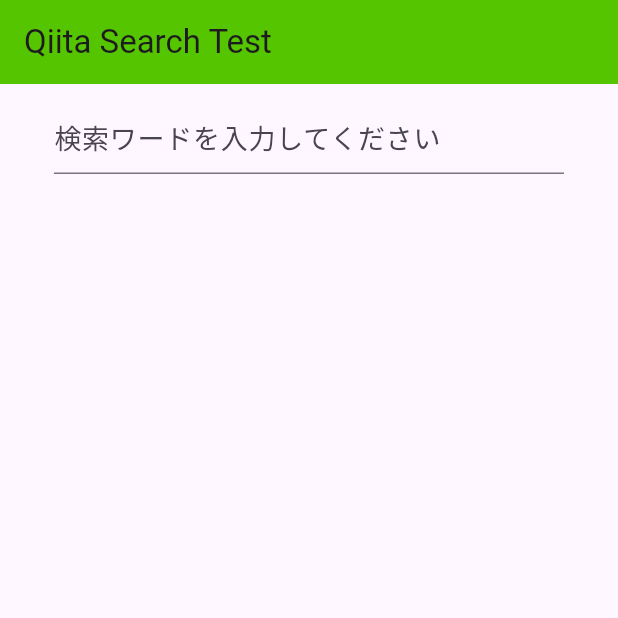
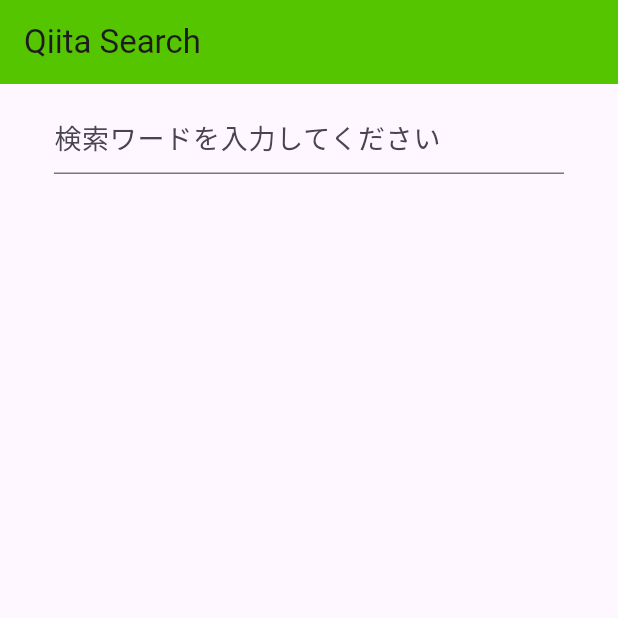
Before and after one commit to mt-magic/flutter_qiita_search, a Flutter app: the screen it shows after launch, on a phone screen of 412 x 824 dp, the top half of it. Run offline on Flutter 3.47's test engine with Material 3 defaults, Android fonts, the phone set to English and light mode, and no system bars; our stand-ins replace flutter_dotenv, webview_flutter.

Commit message:
Update Comments

```diff
--- a/lib/main.dart
+++ b/lib/main.dart
@@ -7,29 +7,32 @@ import 'package:flutter_dotenv/flutter_dotenv.dart';
 
 ///　メイン処理
 // void main() {
-Future<void> main() async { // 非同期処理となる為、main関数をFutureに変更
+Future<void> main() async {
+  // 非同期処理となる為、main関数をFutureに変更
   await dotenv.load(fileName: '.env'); // .envファイルを読み込み
   runApp(const MainApp());
 }
 
-// メイン処理のステートレスエンドポイント。
+// メインアプリ処理のステートレスエンドポイント。
 class MainApp extends StatelessWidget {
   // コンストラクタ。キーを振るだけ
   const MainApp({super.key});
 
+  // Widget
   @override
   Widget build(BuildContext context) {
     return MaterialApp(
-      title: 'Qiita Search Test', // titleを追加
-      theme: ThemeData( // themeを追加
+      title: 'Qiita Search App', // titleを追加
+      theme: ThemeData(
+        // themeを追加
         primarySwatch: Colors.green,
         fontFamily: 'Hirogino Sans',
         appBarTheme: const AppBarTheme(
           backgroundColor: Color(0xFF55C500),
         ),
         textTheme: Theme.of(context).textTheme.apply(
-          bodyColor: Colors.white,
-        ),
+              bodyColor: Colors.white,
+            ),
       ),
       home: const SearchScreen(),
     );
--- a/lib/screens/search_screen.dart
+++ b/lib/screens/search_screen.dart
@@ -11,17 +11,17 @@ import 'package:flutter_qiita_search/models/article.dart';
 // 記事コンテナのインポート
 import 'package:flutter_qiita_search/widgets/article_container.dart';
 
-/// 検索画面のステートフルエンドポイント。
+/// 検索画面ステートフルのエンドポイント。
 class SearchScreen extends StatefulWidget {
   // コンストラクタ。キーを振るだけ
   const SearchScreen({super.key});
 
-  // 実際はステートレスの検索画面を呼ぶだけ
+  // ステートクラスを生成
   @override
   State<SearchScreen> createState() => _SearchScreenState();
 }
 
-/// 検索画面のステートレスエンドポイント。
+/// 検索画面のステートクラス。
 class _SearchScreenState extends State<SearchScreen> {
   // 検索結果を格納する変数
   List<Article> articles = [];
@@ -31,27 +31,30 @@ class _SearchScreenState extends State<SearchScreen> {
     return Scaffold(
       // 画面にAppBarを作成
       appBar: AppBar(
-        title: const Text('Qiita Search Test'),
+        title: const Text('Qiita Search'),
       ),
       body: Column(
         children: [
           // 検索ボックス
-          Padding( // ← Paddingで囲む
+          Padding(
+            // ← Paddingで囲む
             padding: const EdgeInsets.symmetric(
               vertical: 12,
               horizontal: 36,
             ),
             child: TextField(
-              style: TextStyle( // ← TextStyleを渡す
-              fontSize: 18,
+              style: TextStyle(
+                // ← TextStyleを渡す
+                fontSize: 18,
                 color: Colors.black,
               ),
-              decoration: InputDecoration( // ← InputDecorationを渡す。Inputの装飾
+              decoration: InputDecoration(
+                // ← InputDecorationを渡す。Inputの装飾
                 hintText: '検索ワードを入力してください',
               ),
               onSubmitted: (String value) async {
                 final results = await searchQiita(value); // ← 検索処理を実行する
-                setState(()=>articles = results); // 検索結果を代入
+                setState(() => articles = results); // 検索結果を代入
               },
             ),
           ),
@@ -68,14 +71,15 @@ class _SearchScreenState extends State<SearchScreen> {
     );
   }
 
+  /// Qiita API で検索結果リストを取得。
   Future<List<Article>> searchQiita(String keyword) async {
     // 1. http通信に必要なデータを準備をする
-    //   - URL、クエリパラメータの設定
+    // URL、クエリパラメータの設定
     final uri = Uri.https('qiita.com', '/api/v2/items', {
       'query': 'title:$keyword',
       'per_page': '10',
     });
-    //   - アクセストークンの取得
+    // アクセストークンの取得
     final String token = dotenv.env['QIITA_ACCESS_TOKEN'] ?? '';
 
     // 2. Qiita APIにリクエストを送る
```
Also changed, not shown: lib/screens/article_screen.dart (+6 -4 lines), lib/widgets/article_container.dart (+11 -9 lines).
